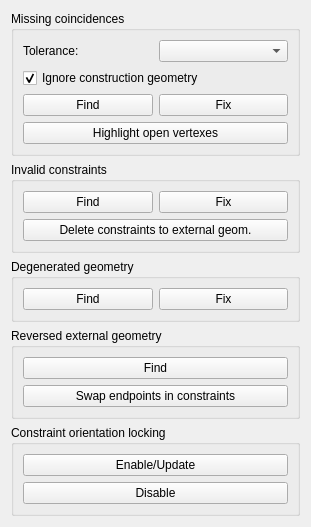
Qt form src/Mod/Sketcher/Gui/TaskSketcherValidation.ui (southseact-3d/fcd) before a commit.
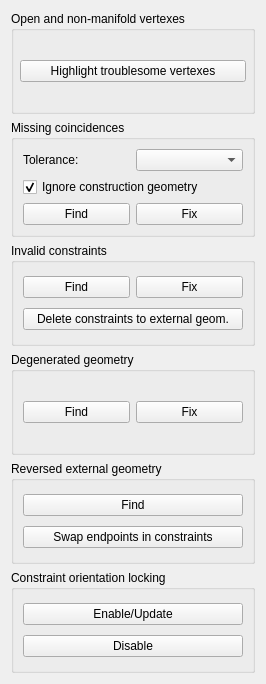
The same form after that commit.

Commit message: [Sketcher] Refactor Validate Sketch task UI to decrease confusion

What changed in the file:
```diff
--- a/src/Mod/Sketcher/Gui/TaskSketcherValidation.ui
+++ b/src/Mod/Sketcher/Gui/TaskSketcherValidation.ui
@@ -6,30 +6,43 @@
    <rect>
     <x>0</x>
     <y>0</y>
-    <width>311</width>
-    <height>453</height>
+    <width>266</width>
+    <height>684</height>
    </rect>
   </property>
   <property name="windowTitle">
    <string>Sketcher validation</string>
   </property>
   <layout class="QGridLayout" name="gridLayout_3">
-   <item row="0" column="0">
-    <widget class="QGroupBox" name="groupBox">
+   <item row="5" column="0">
+    <widget class="QGroupBox" name="groupBox_3">
+     <property name="title">
+      <string>Reversed external geometry</string>
+     </property>
+     <layout class="QGridLayout" name="gridLayout_4">
+      <item row="0" column="0">
+       <widget class="QPushButton" name="findReversed">
+        <property name="text">
+         <string>Find</string>
+        </property>
+       </widget>
+      </item>
+      <item row="1" column="0">
+       <widget class="QPushButton" name="swapReversed">
+        <property name="text">
+         <string>Swap endpoints in constraints</string>
+        </property>
+       </widget>
+      </item>
+     </layout>
+    </widget>
+   </item>
+   <item row="1" column="0">
+    <widget class="QGroupBox" name="groupBox_1">
      <property name="title">
       <string>Missing coincidences</string>
      </property>
      <layout class="QGridLayout" name="gridLayout">
-      <item row="0" column="0">
-       <widget class="QLabel" name="label">
-        <property name="text">
-         <string>Tolerance:</string>
-        </property>
-       </widget>
-      </item>
-      <item row="0" column="1">
-       <widget class="QComboBox" name="comboBoxTolerance"/>
-      </item>
       <item row="1" column="0" colspan="2">
        <widget class="QCheckBox" name="checkBoxIgnoreConstruction">
         <property name="text">
@@ -47,6 +60,13 @@
         </property>
        </widget>
       </item>
+      <item row="0" column="0">
+       <widget class="QLabel" name="label">
+        <property name="text">
+         <string>Tolerance:</string>
+        </property>
+       </widget>
+      </item>
       <item row="2" column="1">
        <widget class="QPushButton" name="fixButton">
         <property name="text">
@@ -54,17 +74,13 @@
         </property>
        </widget>
       </item>
-      <item row="3" column="0" colspan="2">
-       <widget class="QPushButton" name="highlightButton">
-        <property name="text">
-         <string>Highlight open vertexes</string>
-        </property>
-       </widget>
+      <item row="0" column="1">
+       <widget class="QComboBox" name="comboBoxTolerance"/>
       </item>
      </layout>
     </widget>
    </item>
-   <item row="1" column="0">
+   <item row="2" column="0">
     <widget class="QGroupBox" name="groupBox_2">
      <property name="title">
       <string>Invalid constraints</string>
@@ -94,7 +110,35 @@
      </layout>
     </widget>
    </item>
-   <item row="2" column="0">
+   <item row="0" column="0">
+    <widget class="QGroupBox" name="groupBox_0">
+     <property name="title">
+      <string>Open and non-manifold vertexes</string>
+     </property>
+     <layout class="QGridLayout" name="gridLayout_7">
+      <property name="leftMargin">
+       <number>6</number>
+      </property>
+      <property name="topMargin">
+       <number>6</number>
+      </property>
+      <property name="rightMargin">
+       <number>6</number>
+      </property>
+      <property name="bottomMargin">
+       <number>6</number>
+      </property>
+      <item row="0" column="0">
+       <widget class="QPushButton" name="highlightButton">
+        <property name="text">
+         <string>Highlight troublesome vertexes</string>
+        </property>
+       </widget>
+      </item>
+     </layout>
+    </widget>
+   </item>
+   <item row="3" column="0">
     <widget class="QGroupBox" name="groupBox_6">
      <property name="title">
       <string>Degenerated geometry</string>
@@ -117,30 +161,7 @@
      </layout>
     </widget>
    </item>
-   <item row="4" column="0">
-    <widget class="QGroupBox" name="groupBox_3">
-     <property name="title">
-      <string>Reversed external geometry</string>
-     </property>
-     <layout class="QGridLayout" name="gridLayout_4">
-      <item row="0" column="0">
-       <widget class="QPushButton" name="findReversed">
-        <property name="text">
-         <string>Find</string>
-        </property>
-       </widget>
-      </item>
-      <item row="1" column="0">
-       <widget class="QPushButton" name="swapReversed">
-        <property name="text">
-         <string>Swap endpoints in constraints</string>
-        </property>
-       </widget>
-      </item>
-     </layout>
-    </widget>
-   </item>
-   <item row="5" column="0">
+   <item row="6" column="0">
     <widget class="QGroupBox" name="groupBox_4">
      <property name="title">
       <string>Constraint orientation locking</string>
```
